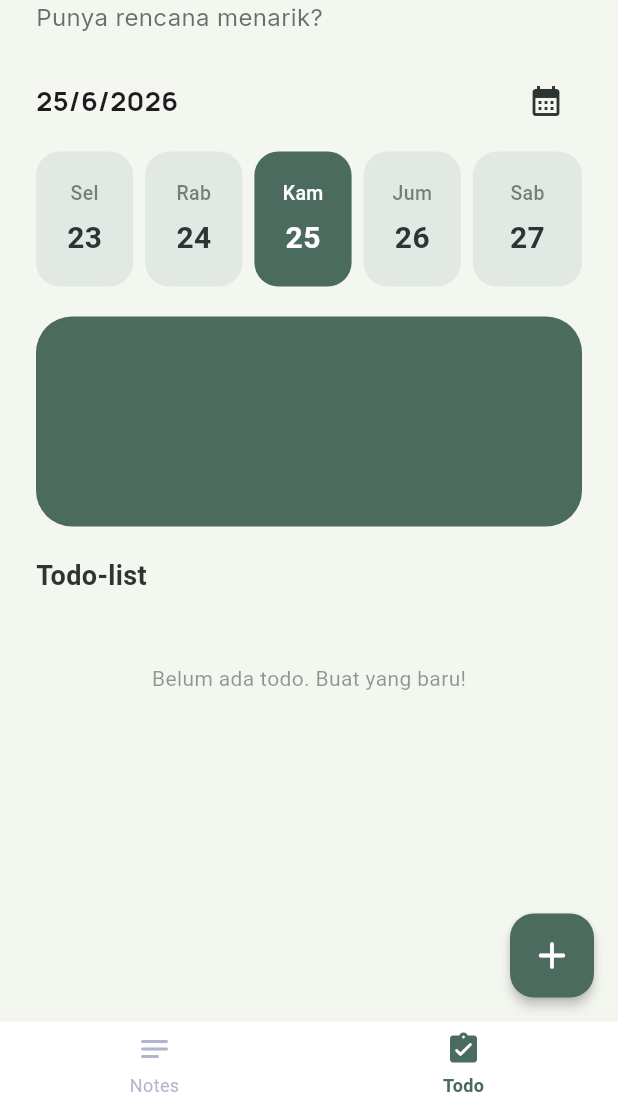
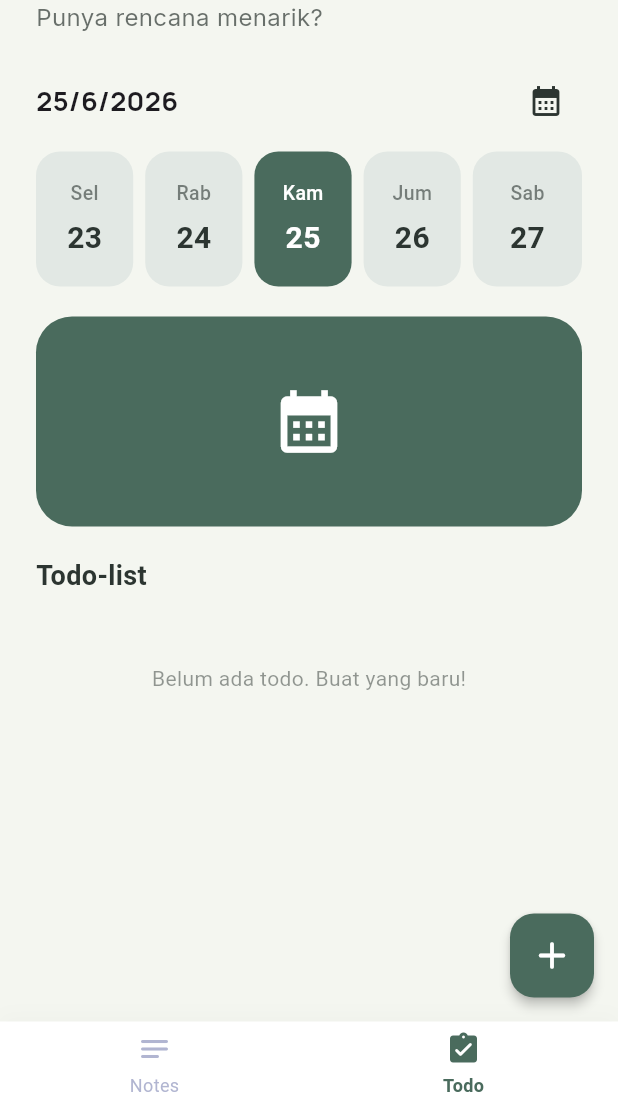
Before and after one commit to indriani-xx/Lunote, a Flutter app: the screen it shows after launch, item 2 of the bottom bar chosen, on a phone screen of 412 x 824 dp, the part 129-1236 px from its top. Run offline on Flutter 3.47's test engine with Material 3 defaults, Android fonts, the phone set to English and light mode, and no system bars; our stand-ins replace google_fonts; Roboto replaces fonts that are missing (Poppins).

Commit message:
tambah icon

```diff
--- a/lib/view/pages/notes_page.dart
+++ b/lib/view/pages/notes_page.dart
@@ -4,7 +4,6 @@ import '../../model/note.dart';
 import '../core/app_color.dart';
 import 'package:google_fonts/google_fonts.dart';
 import 'package:intl/intl.dart';
-import 'package:intl/date_symbol_data_local.dart';
 
 class NotesPage extends StatefulWidget {
   const NotesPage({super.key});
@@ -634,10 +633,12 @@ class _NotesPageState extends State<NotesPage> {
               const SizedBox(height: 20),
               Container(
                 height: 140,
+                width: double.infinity,
                 decoration: BoxDecoration(
                   color: AppColor.primary,
                   borderRadius: BorderRadius.circular(24),
                 ),
+                child: Icon(Icons.sticky_note_2, size: 50, color: Colors.white),
               ),
               const SizedBox(height: 20),
               const Text(
--- a/lib/view/pages/todo_list_page.dart
+++ b/lib/view/pages/todo_list_page.dart
@@ -139,6 +139,11 @@ class _TodoPageState extends State<TodoPage> {
                 decoration: BoxDecoration(
                   color: AppColor.primary,
                   borderRadius: BorderRadius.circular(24),
+                ),
+                child: Icon(
+                  Icons.calendar_month,
+                  size: 50,
+                  color: Colors.white,
                 ),
               ),
               const SizedBox(height: 20),
```
